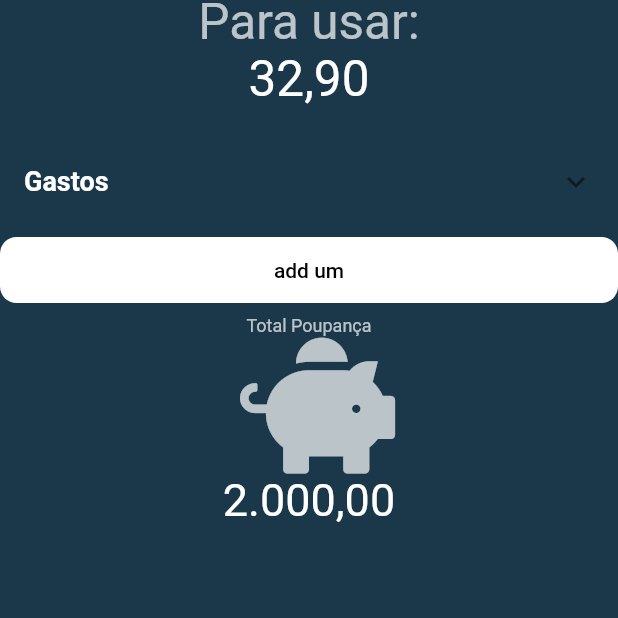
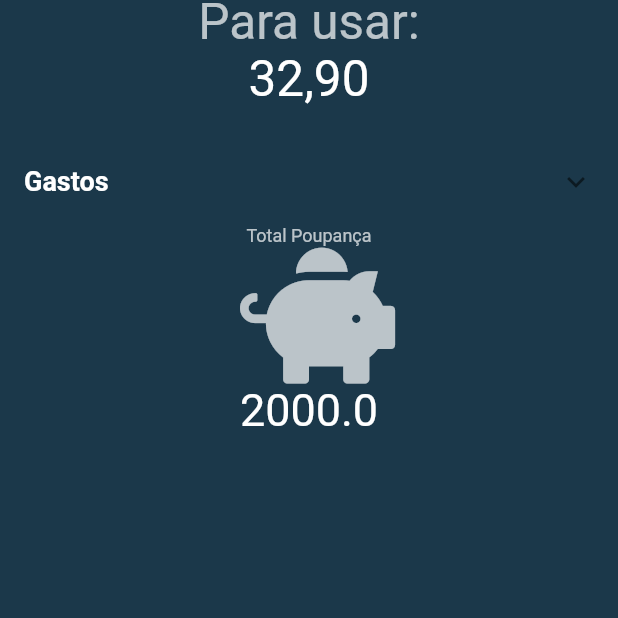
Before and after one commit to guilhermemoriggidesouza/webEconomize, a Flutter app: the Home screen opened directly, on a phone screen of 412 x 824 dp, the top half of it. Run offline on Flutter 3.47's test engine with Material 2 defaults, Android fonts, the phone set to English and light mode, and no system bars; missing offline and left inert: dart:ffi.

Commit message:
add provider tela de poupanca

```diff
--- a/lib/controller/PoupancaController.dart
+++ b/lib/controller/PoupancaController.dart
@@ -1,5 +1,7 @@
+import 'dart:ffi';
+
 import 'package:flutter/foundation.dart';
 
 class PoupancaController with ChangeNotifier{
-
+  double valorTotalPoupanca = 2000;
 }
--- a/lib/main.dart
+++ b/lib/main.dart
@@ -3,6 +3,7 @@ import 'package:flutter/services.dart';
 import 'package:flutter_localizations/flutter_localizations.dart';
 import 'package:provider/provider.dart';
 import 'package:webEconomize/controller/LoginController.dart';
+import 'package:webEconomize/controller/PoupancaController.dart';
 import 'package:webEconomize/controller/SalarioController.dart';
 import 'package:webEconomize/controller/sessions/SessionLogin.dart';
 import 'package:webEconomize/controller/sessions/SessionSalario.dart';
@@ -15,6 +16,7 @@ void main() => runApp(
       ChangeNotifierProvider<SalarioController>(create: (_) => SalarioController()),
       ChangeNotifierProvider<SessionSalario>(create: (_) => SessionSalario()),
       ChangeNotifierProvider<LoginController>(create: (_) => LoginController()),
+      ChangeNotifierProvider<PoupancaController>(create: (_) => PoupancaController()),
     ],
     child: MyApp(),
   ),
--- a/lib/view/home.dart
+++ b/lib/view/home.dart
@@ -2,6 +2,7 @@ import 'package:flutter/material.dart';
 import 'package:flutter/widgets.dart';
 import 'package:provider/provider.dart';
 import 'package:webEconomize/controller/LoginController.dart';
+import 'package:webEconomize/controller/PoupancaController.dart';
 import 'package:webEconomize/controller/SalarioController.dart';
 import 'package:webEconomize/controller/sessions/SessionLogin.dart';
 import 'package:webEconomize/custom/button.dart';
@@ -27,14 +28,16 @@ class _HomeState extends State<Home> {
             Text("32,90",style: TextStyle(color: Colors.white, fontSize: 33)), // Valor do provider
             SizedBox(height:20.0),
             _buildExpandableList(context),
-            ButtonLabel("add um", EdgeInsets.symmetric(vertical: 8.0), EdgeInsets.symmetric(vertical: 8.0), (){
-              Provider.of<SalarioController>(context, listen: false).addMaisUm(SalarioDetalhe(4, "aaa", 0.0, 0));
-            }),
             Text("Total Poupança", style: TextStyle(color: Colors.white.withOpacity(0.7), fontSize: 12),),
-          Icon(Porco.icon_awesome_piggy_bank, size: 92, color: Colors.white.withOpacity(0.7),),
-          Text("2.000,00",style: TextStyle(
-            color: Colors.white,
-            fontSize: 30.0,) )// Valor do provider,
+            Icon(Porco.icon_awesome_piggy_bank, size: 92, color: Colors.white.withOpacity(0.7),),
+            Consumer<PoupancaController>(
+              builder: (context, poupancaController, child){
+                return Text(poupancaController.valorTotalPoupanca.toString(), style: TextStyle(
+                  color: Colors.white,
+                  fontSize: 30.0,)
+                );// Valor do provider,
+              },
+            )
           ],
         ),
       ),
```
